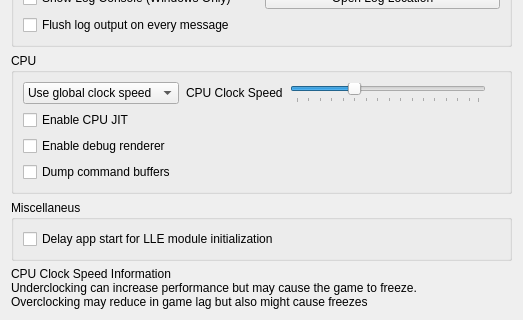
Old version of the form src/citra_qt/configuration/configure_debug.ui in the repository amwatson/CitraVR; both pictures show x 0 to 523 and y 179 to 499 of the 523 by 499 pixel window.
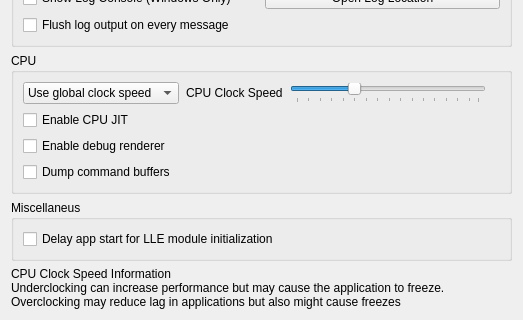
New version of the form.

Commit message: Replaced references to games with references to applications

Patch:
```diff
--- a/src/citra_qt/configuration/configure_debug.ui
+++ b/src/citra_qt/configuration/configure_debug.ui
@@ -265,7 +265,7 @@
    <item>
     <widget class="QLabel" name="label_cpu_clock_info">
      <property name="text">
-      <string>&lt;html&gt;&lt;head/&gt;&lt;body&gt;&lt;p&gt;CPU Clock Speed Information&lt;br/&gt;Underclocking can increase performance but may cause the game to freeze.&lt;br/&gt;Overclocking may reduce in game lag but also might cause freezes&lt;/p&gt;&lt;/body&gt;&lt;/html&gt;</string>
+      <string>&lt;html&gt;&lt;head/&gt;&lt;body&gt;&lt;p&gt;CPU Clock Speed Information&lt;br/&gt;Underclocking can increase performance but may cause the application to freeze.&lt;br/&gt;Overclocking may reduce lag in applications but also might cause freezes&lt;/p&gt;&lt;/body&gt;&lt;/html&gt;</string>
      </property>
      <property name="textFormat">
       <enum>Qt::RichText</enum>
```
Left out of the diff: 2 changed lines with no effect on the pictures. The commit also changes 28 other files.
